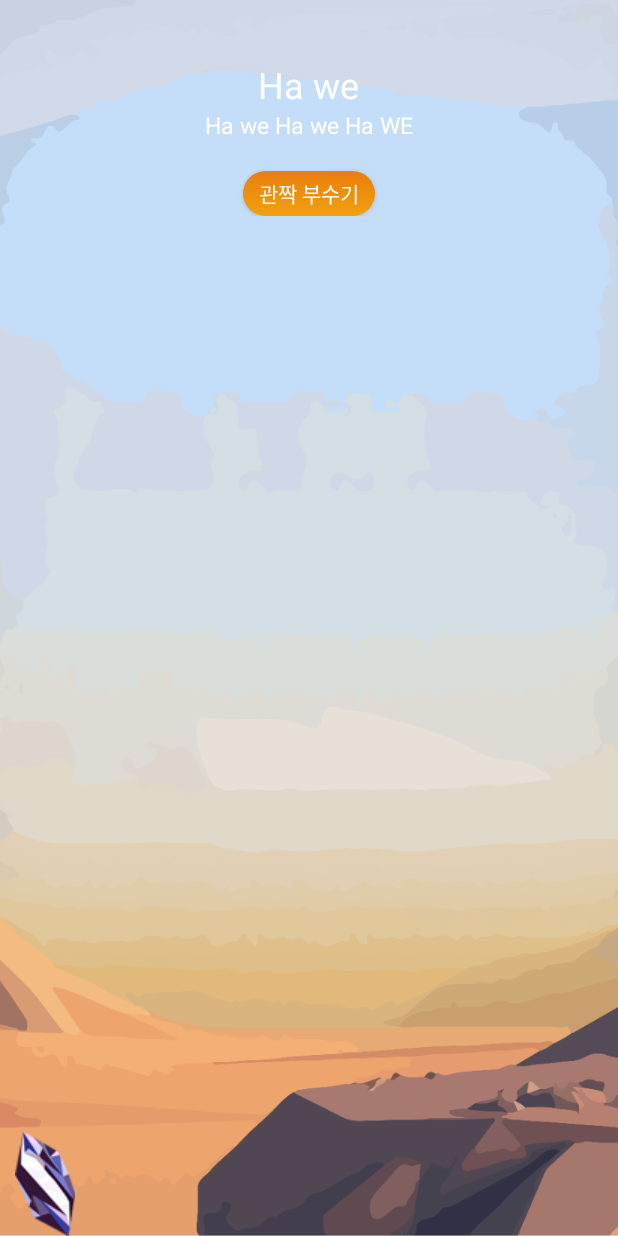
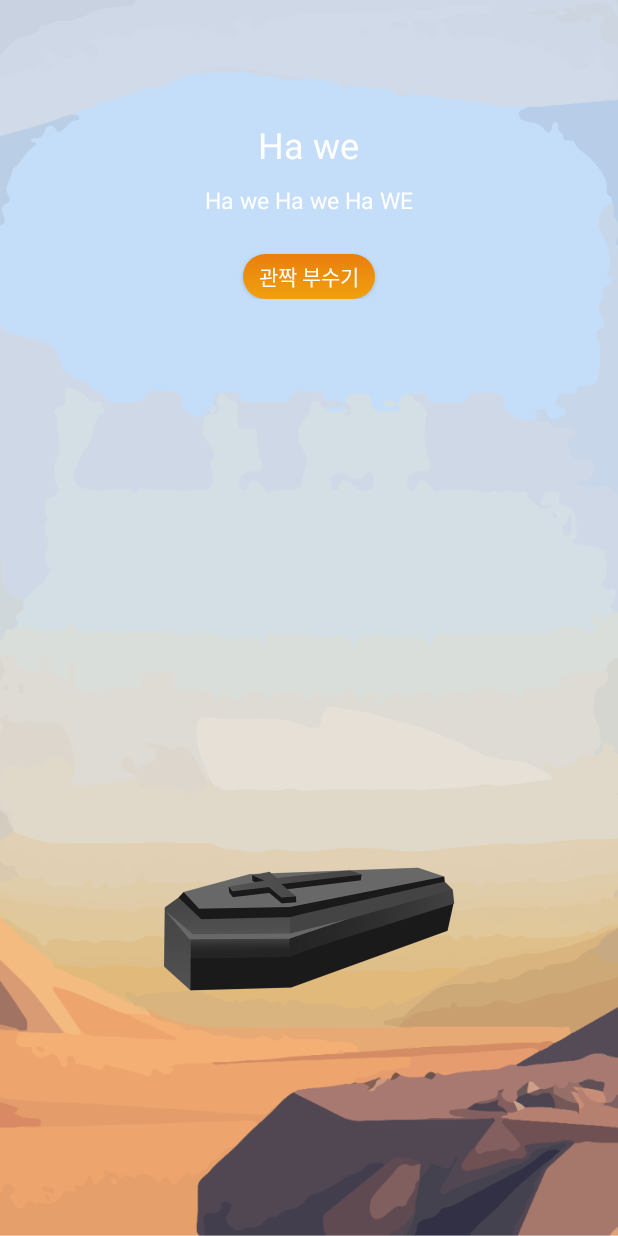
Before and after one commit to The4thIdeaHackathon/MINMAMOM, an Android app: the layout activity_main.xml on its own in the app's theme, with its tools: preview values and no code run, on a phone screen of 412 x 824 dp. Run offline under Robolectric (Android 15) with nearby library versions, the light colour scheme and no system bars; Roboto replaces fonts that are not available here.

Commit message:
add grave view

```diff
--- a/still_alive/app/src/main/res/layout/activity_main.xml
+++ b/still_alive/app/src/main/res/layout/activity_main.xml
@@ -19,7 +19,9 @@
         android:layout_height="wrap_content"
         android:layout_alignParentTop="true"
         android:layout_centerHorizontal="true"
-        android:layout_marginTop="40dp"
+        android:layout_marginTop="80dp"
+        android:layout_marginLeft="50dp"
+        android:layout_marginRight="40dp"
         android:gravity="center"
         android:orientation="vertical">
 
@@ -28,6 +30,7 @@
             android:layout_width="wrap_content"
             android:layout_height="wrap_content"
             android:layout_gravity="center"
+            android:paddingBottom="10dp"
             android:text="Ha we"
             android:textColor="@color/white"
             android:textSize="24sp" />
@@ -36,7 +39,7 @@
             android:layout_width="wrap_content"
             android:layout_height="wrap_content"
             android:layout_gravity="center"
-            android:paddingBottom="20dp"
+            android:paddingBottom="25dp"
             android:text="Ha we Ha we Ha WE"
             android:textColor="@color/white"
             android:textSize="15sp" />
@@ -51,8 +54,26 @@
             android:text="관짝 부수기"
             android:textColor="@color/white"
             android:textStyle="normal"
-            android:onClick="onClickedCapsule"/>
+            android:onClick="onClickedQuest"/>
     </LinearLayout>
+
+    <RelativeLayout
+        android:layout_width="match_parent"
+        android:layout_height="wrap_content"
+        android:layout_alignParentBottom="true"
+        android:layout_alignParentStart="true"
+        android:layout_marginBottom="155dp"
+        android:orientation="horizontal">
+
+        <ImageView
+            android:layout_width="200dp"
+            android:layout_height="100dp"
+            android:layout_alignParentTop="true"
+            android:layout_centerHorizontal="true"
+            android:src="@drawable/grave" />
+
+
+    </RelativeLayout>
 
 
     <RelativeLayout
@@ -63,15 +84,15 @@
         android:layout_gravity="bottom"
         android:orientation="horizontal">
 
-        <ImageButton
-            android:layout_width="wrap_content"
-            android:layout_height="wrap_content"
-            android:layout_alignParentBottom="true"
-            android:layout_alignParentLeft="true"
-            android:layout_margin="10dp"
-            android:background="@android:color/transparent"
-            android:onClick="onClickedCapsule"
-            android:src="@drawable/capsule" />
+        <!--<ImageButton-->
+            <!--android:layout_width="wrap_content"-->
+            <!--android:layout_height="wrap_content"-->
+            <!--android:layout_alignParentBottom="true"-->
+            <!--android:layout_alignParentLeft="true"-->
+            <!--android:layout_margin="10dp"-->
+            <!--android:background="@android:color/transparent"-->
+            <!--android:onClick="onClickedCapsule"-->
+            <!--android:src="@drawable/capsule" />-->
 
 
     </RelativeLayout>
```
Also changed, not shown: still_alive/app/src/main/AndroidManifest.xml (+7 -1 lines), still_alive/app/src/main/java/kr/ac/jbnu/se/minmamom/still_alive/activity/DoingQuestActivity.kt (added, +13 -0 lines), still_alive/app/src/main/java/kr/ac/jbnu/se/minmamom/still_alive/activity/MainActivity.kt (+36 -11 lines), still_alive/app/src/main/java/kr/ac/jbnu/se/minmamom/still_alive/handler/BackPressCloseHandler.kt (+4 -7 lines), still_alive/app/src/main/java/kr/ac/jbnu/se/minmamom/still_alive/service/BbeService.kt (added, +12 -0 lines), still_alive/app/src/main/res/layout/activity_doing_quest.xml (added, +9 -0 lines), 1 other file.
